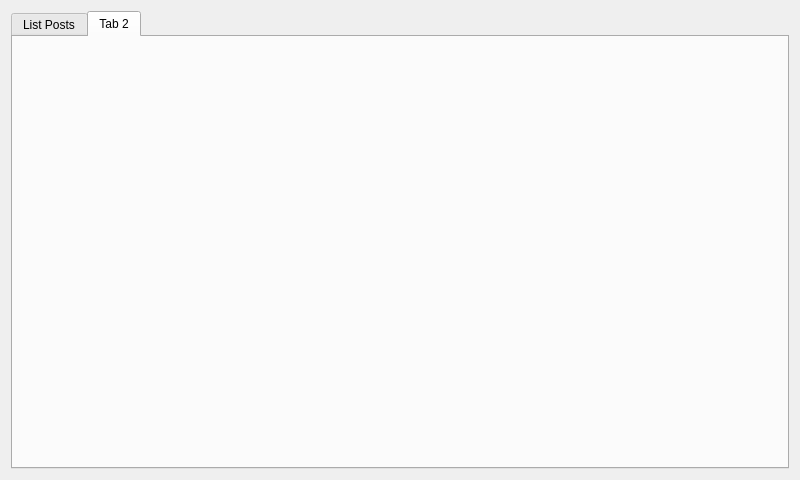
Above: examples/restclient/JsonPlaceholderApi/mainwindow.ui from Skycoder42/QtRestClient before the change. Below: the same form after it.
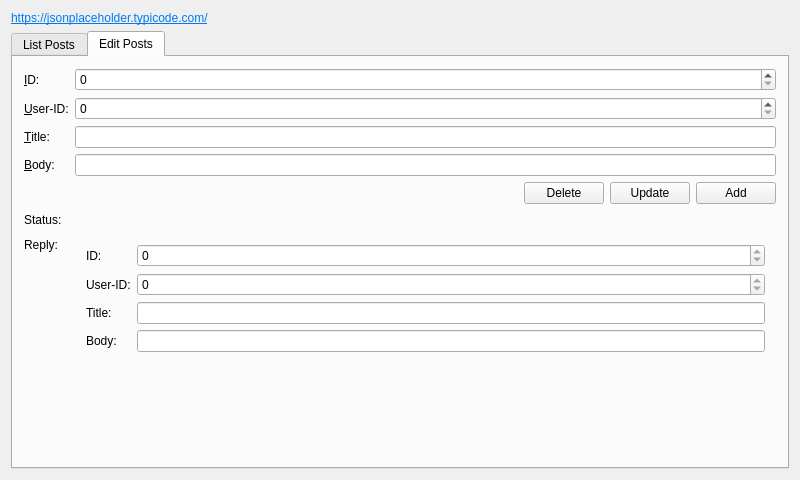
That is the form after the change. The open tabs and pages were chosen to show the change.

Diff of the .ui file:
```diff
--- a/examples/restclient/JsonPlaceholderApi/mainwindow.ui
+++ b/examples/restclient/JsonPlaceholderApi/mainwindow.ui
@@ -14,6 +14,19 @@
    <string>MainWindow</string>
   </property>
   <layout class="QVBoxLayout" name="verticalLayout">
+   <item>
+    <widget class="QLabel" name="label">
+     <property name="text">
+      <string>&lt;html&gt;&lt;head/&gt;&lt;body&gt;&lt;p&gt;&lt;a href=&quot;https://jsonplaceholder.typicode.com/&quot;&gt;&lt;span style=&quot; text-decoration: underline; color:#007af4;&quot;&gt;https://jsonplaceholder.typicode.com/&lt;/span&gt;&lt;/a&gt;&lt;/p&gt;&lt;/body&gt;&lt;/html&gt;</string>
+     </property>
+     <property name="openExternalLinks">
+      <bool>true</bool>
+     </property>
+     <property name="textInteractionFlags">
+      <set>Qt::LinksAccessibleByKeyboard|Qt::LinksAccessibleByMouse</set>
+     </property>
+    </widget>
+   </item>
    <item>
     <widget class="QTabWidget" name="tabWidget">
      <widget class="QWidget" name="listTab">
@@ -94,8 +107,196 @@
      </widget>
      <widget class="QWidget" name="tab_2">
       <attribute name="title">
-       <string>Tab 2</string>
+       <string>Edit Posts</string>
       </attribute>
+      <layout class="QFormLayout" name="formLayout">
+       <item row="0" column="0">
+        <widget class="QLabel" name="idLabel">
+         <property name="text">
+          <string>&amp;ID:</string>
+         </property>
+         <property name="buddy">
+          <cstring>idSpinBox</cstring>
+         </property>
+        </widget>
+       </item>
+       <item row="0" column="1">
+        <widget class="QSpinBox" name="idSpinBox"/>
+       </item>
+       <item row="1" column="0">
+        <widget class="QLabel" name="userIDLabel">
+         <property name="text">
+          <string>&amp;User-ID:</string>
+         </property>
+         <property name="buddy">
+          <cstring>userIDSpinBox</cstring>
+         </property>
+        </widget>
+       </item>
+       <item row="1" column="1">
+        <widget class="QSpinBox" name="userIDSpinBox"/>
+       </item>
+       <item row="2" column="0">
+        <widget class="QLabel" name="titleLabel">
+         <property name="text">
+          <string>&amp;Title:</string>
+         </property>
+         <property name="buddy">
+          <cstring>titleLineEdit</cstring>
+         </property>
+        </widget>
+       </item>
+       <item row="2" column="1">
+        <widget class="QLineEdit" name="titleLineEdit"/>
+       </item>
+       <item row="3" column="0">
+        <widget class="QLabel" name="bodyLabel">
+         <property name="text">
+          <string>&amp;Body:</string>
+         </property>
+         <property name="buddy">
+          <cstring>bodyLineEdit</cstring>
+         </property>
+        </widget>
+       </item>
+       <item row="3" column="1">
+        <widget class="QLineEdit" name="bodyLineEdit"/>
+       </item>
+       <item row="4" column="0">
+        <spacer name="horizontalSpacer_3">
+         <property name="orientation">
+          <enum>Qt::Horizontal</enum>
+         </property>
+         <property name="sizeHint" stdset="0">
+          <size>
+           <width>40</width>
+           <height>25</height>
+          </size>
+         </property>
+        </spacer>
+       </item>
+       <item row="4" column="1">
+        <layout class="QHBoxLayout" name="horizontalLayout_2">
+         <item>
+          <spacer name="horizontalSpacer_2">
+           <property name="orientation">
+            <enum>Qt::Horizontal</enum>
+           </property>
+           <property name="sizeHint" stdset="0">
+            <size>
+             <width>40</width>
+             <height>20</height>
+            </size>
+           </property>
+          </spacer>
+         </item>
+         <item>
+          <widget class="QPushButton" name="deleteButton">
+           <property name="text">
+            <string>Delete</string>
+           </property>
+          </widget>
+         </item>
+         <item>
+          <widget class="QPushButton" name="updateButton">
+           <property name="text">
+            <string>Update</string>
+           </property>
+          </widget>
+         </item>
+         <item>
+          <widget class="QPushButton" name="addButton">
+           <property name="text">
+            <string>Add</string>
+           </property>
+          </widget>
+         </item>
+        </layout>
+       </item>
+       <item row="5" column="1">
+        <widget class="QLabel" name="editStatusLabel">
+         <property name="text">
+          <string/>
+         </property>
+        </widget>
+       </item>
+       <item row="5" column="0">
+        <widget class="QLabel" name="statusLabel">
+         <property name="text">
+          <string>Status:</string>
+         </property>
+        </widget>
+       </item>
+       <item row="6" column="0">
+        <widget class="QLabel" name="label_2">
+         <property name="text">
+          <string>Reply:</string>
+         </property>
+        </widget>
+       </item>
+       <item row="6" column="1">
+        <widget class="QWidget" name="widget" native="true">
+         <layout class="QFormLayout" name="formLayout_2">
+          <item row="0" column="0">
+           <widget class="QLabel" name="iDLabel">
+            <property name="text">
+             <string>ID:</string>
+            </property>
+           </widget>
+          </item>
+          <item row="1" column="0">
+           <widget class="QLabel" name="userIDLabel_2">
+            <property name="text">
+             <string>User-ID:</string>
+            </property>
+           </widget>
+          </item>
+          <item row="2" column="0">
+           <widget class="QLabel" name="titleLabel_2">
+            <property name="text">
+             <string>Title:</string>
+            </property>
+           </widget>
+          </item>
+          <item row="2" column="1">
+           <widget class="QLineEdit" name="replyTitleBox">
+            <property name="readOnly">
+             <bool>true</bool>
+            </property>
+           </widget>
+          </item>
+          <item row="3" column="0">
+           <widget class="QLabel" name="bodyLabel_2">
+            <property name="text">
+             <string>Body:</string>
+            </property>
+           </widget>
+          </item>
+          <item row="3" column="1">
+           <widget class="QLineEdit" name="replyBodyBox">
+            <property name="readOnly">
+             <bool>true</bool>
+            </property>
+           </widget>
+          </item>
+          <item row="0" column="1">
+           <widget class="QSpinBox" name="replyIdBox">
+            <property name="readOnly">
+             <bool>true</bool>
+            </property>
+           </widget>
+          </item>
+          <item row="1" column="1">
+           <widget class="QSpinBox" name="replyUserBox">
+            <property name="readOnly">
+             <bool>true</bool>
+            </property>
+           </widget>
+          </item>
+         </layout>
+        </widget>
+       </item>
+      </layout>
      </widget>
     </widget>
    </item>
```
Left out of the diff: 12 changed lines with no effect on the pictures.
